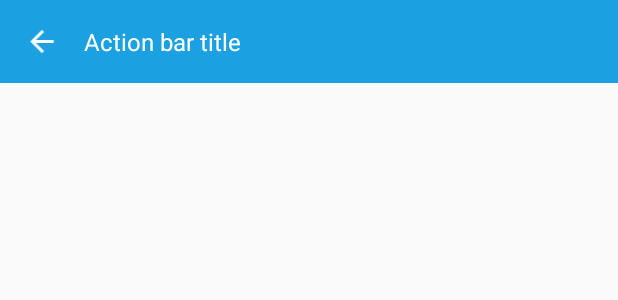
After one commit to thanhsondoan02/Travel-Luxury, an Android app: the layout search_activity.xml on its own in the app's theme, with its tools: preview values and no code run, on a phone screen of 412 x 824 dp. The commit adds this screen. Shown: the top 300 px of the screen. Run offline under Robolectric (Android 15) with nearby library versions, the phone set to English and light mode, and no system bars.

Commit message:
on click search, noti, mess

```diff
--- /dev/null
+++ b/app/src/main/res/layout/search_activity.xml
@@ -0,0 +1,14 @@
+<?xml version="1.0" encoding="utf-8"?>
+<LinearLayout xmlns:android="http://schemas.android.com/apk/res/android"
+    xmlns:app="http://schemas.android.com/apk/res-auto"
+    xmlns:tools="http://schemas.android.com/tools"
+    android:layout_width="match_parent"
+    android:layout_height="match_parent"
+    tools:context=".search.SearchActivity">
+
+    <ai.ftech.travelluxury.view.ActionBarView
+        android:id="@+id/action_bar"
+        android:layout_width="match_parent"
+        android:layout_height="wrap_content" />
+
+</LinearLayout>
--- a/app/src/main/res/values/ids.xml
+++ /dev/null
@@ -1,4 +0,0 @@
-<?xml version="1.0" encoding="utf-8"?>
-<resources>
-    <item name="message_icon" type="id" />
-</resources>
--- a/build.gradle
+++ b/build.gradle
@@ -2,7 +2,7 @@
 plugins {
     id 'com.android.application' version '7.1.3' apply false
     id 'com.android.library' version '7.1.3' apply false
-    id 'org.jetbrains.kotlin.android' version '1.6.21' apply false
+    id 'org.jetbrains.kotlin.android' version '1.7.10' apply false
 }
 
 task clean(type: Delete) {
```
Also changed, not shown: app/src/main/AndroidManifest.xml (+15 -4 lines), app/src/main/java/ai/ftech/travelluxury/main/MainActivity.kt (+33 -1 lines), app/src/main/java/ai/ftech/travelluxury/message/MessageActivity.kt (added, +25 -0 lines), app/src/main/java/ai/ftech/travelluxury/notification/NotificationActivity.kt (added, +24 -0 lines), app/src/main/java/ai/ftech/travelluxury/search/SearchActivity.kt (added, +25 -0 lines), app/src/main/res/layout/message_activity.xml (added, +14 -0 lines), app/src/main/res/layout/notification_activity.xml (added, +14 -0 lines).
